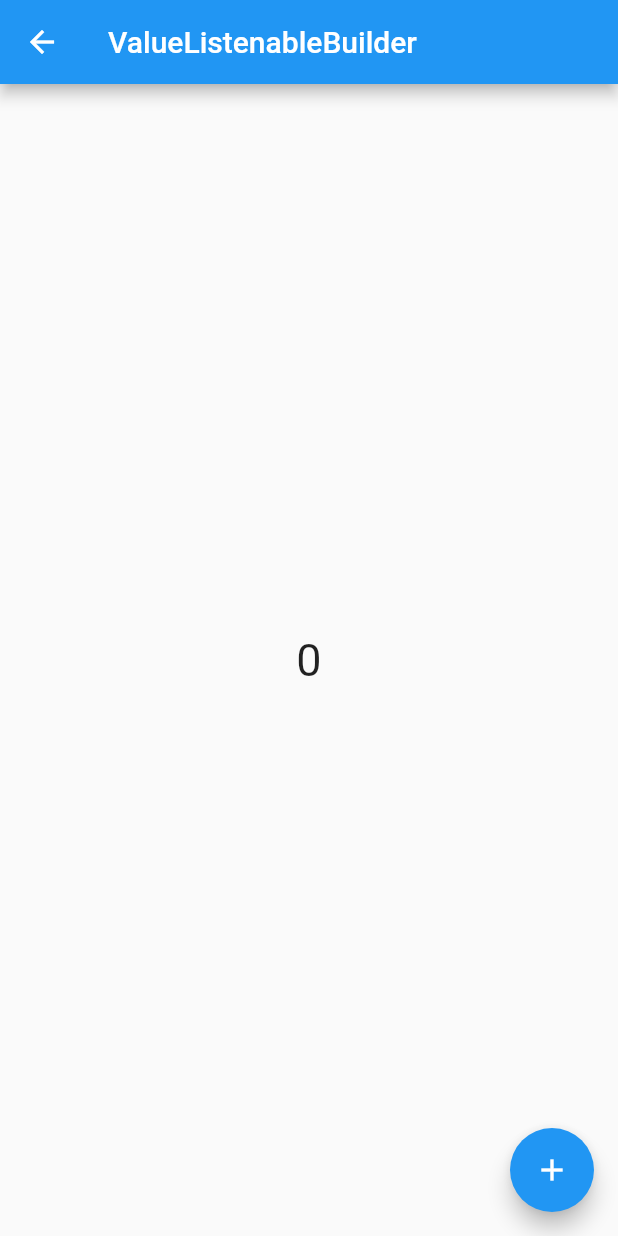
After one commit to roshanman/hello_flutter, a Flutter app: the screen it shows after launch, after a tap on an icon or button, on a phone screen of 412 x 824 dp. The commit adds this screen. Run offline on Flutter 3.47's test engine with Material 2 defaults, Android fonts, the phone set to English and light mode, and no system bars; our stand-ins replace badges.

Commit message:
ValueListenableBuilder Widget

```diff
--- a/lib/demo_lists.dart
+++ b/lib/demo_lists.dart
@@ -52,8 +52,10 @@ import 'floating_action_button.dart';
 import 'future_builder.dart';
 import 'draggable.dart';
 import 'ios_present_page.dart';
+import 'value_listenable_builder.dart';
 
 final List<MyDemo> allDemos = [
+  ValueListenableBuilderWidgetDemo(title: "ValueListenableBuilder"),
   const iOSPresentPageDemo(title: "iOS Present Page"),
   const DraggableDemo(title: "Draggable"),
   const FutureBuilderDemo(title: "FutureBuilder"),
--- /dev/null
+++ b/lib/value_listenable_builder.dart
@@ -0,0 +1,29 @@
+import 'base_demo.dart';
+import 'package:flutter/material.dart';
+
+class ValueListenableBuilderWidgetDemo extends BaseDemo {
+  ValueListenableBuilderWidgetDemo({Key? key, required String title})
+      : super(key: key, title: title);
+
+  final countNotifier = ValueNotifier<int>(0);
+
+  @override
+  Widget bodyWidget({required BuildContext context}) {
+    return Center(
+      child: ValueListenableBuilder(
+        valueListenable: countNotifier,
+        builder: (context, value, child) {
+          return Text(
+            "$value",
+            style: const TextStyle(fontSize: 30),
+          );
+        },
+      ),
+    );
+  }
+
+  @override
+  void floatingActionButtonAction({required BuildContext context}) {
+    countNotifier.value++;
+  }
+}
```
